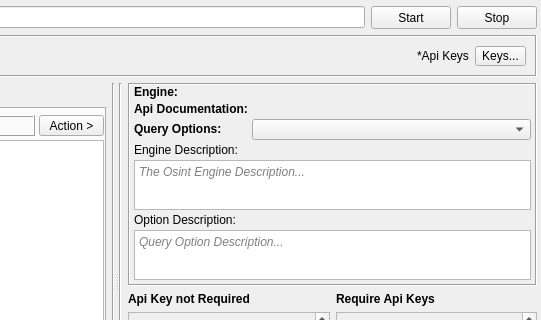
Qt form sub3suite/src/engines/raw/Raw.ui (3nock/OTE) before a commit; both pictures show x 393 to 934 and y 0 to 320 of the 934 by 478 pixel window.
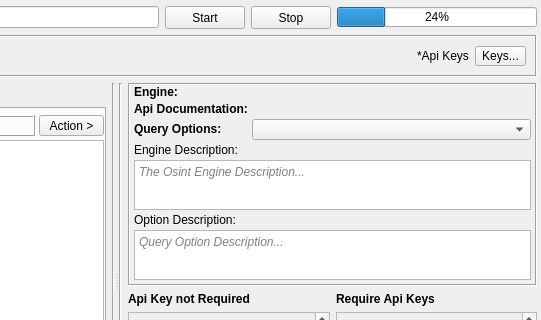
The same form after that commit.

Patch:
```diff
--- a/sub3suite/src/engines/raw/Raw.ui
+++ b/sub3suite/src/engines/raw/Raw.ui
@@ -77,6 +77,25 @@
        </property>
       </widget>
      </item>
+     <item>
+      <widget class="QProgressBar" name="progressBar">
+       <property name="minimumSize">
+        <size>
+         <width>200</width>
+         <height>20</height>
+        </size>
+       </property>
+       <property name="maximumSize">
+        <size>
+         <width>200</width>
+         <height>20</height>
+        </size>
+       </property>
+       <property name="value">
+        <number>24</number>
+       </property>
+      </widget>
+     </item>
     </layout>
    </item>
    <item>
```
Left out of the diff: 4 changed lines with no effect on the pictures.
